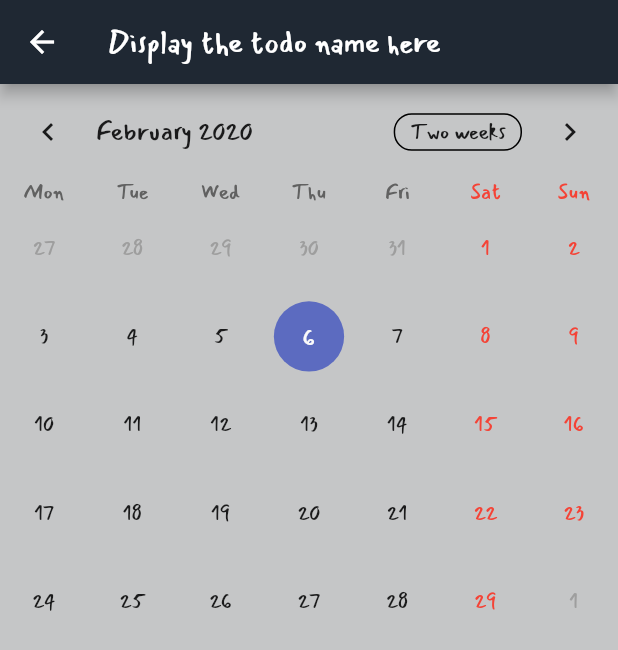
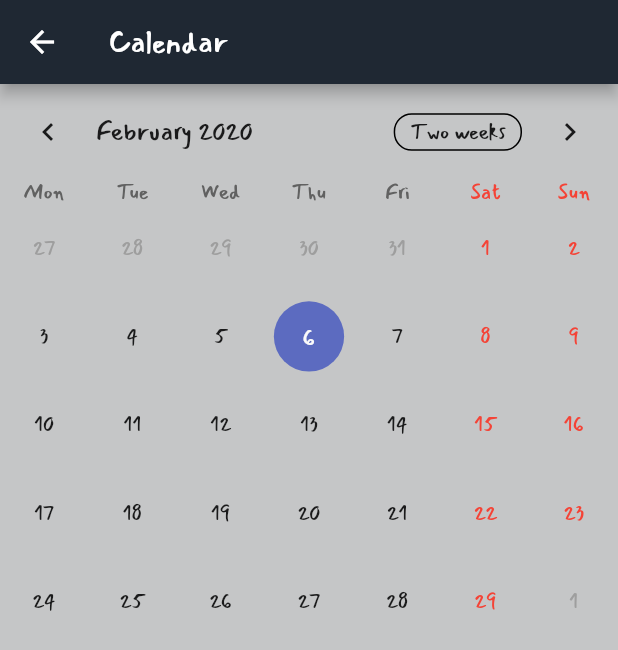
Before and after one commit to Yeetmaster6969/Yeet, a Flutter app: the SecondPage screen opened by its route, on a phone screen of 412 x 824 dp. Shown: the top 650 px of the screen. Run offline on Flutter 3.47's test engine with Material 2 defaults, Android fonts, the phone set to English and light mode, and no system bars; drawn by our look-alikes of table_calendar.

```diff
--- a/lib/src/calendar.dart
+++ b/lib/src/calendar.dart
@@ -1,12 +1,6 @@
-import 'dart:async';
 import 'package:flutter/material.dart';
 import 'package:material_test/src/app.dart';
 import 'package:table_calendar/table_calendar.dart';
-import 'package:firebase/firebase.dart';
-import 'package:firebase_auth/firebase_auth.dart';
-import 'package:shared_preferences/shared_preferences.dart';
-import 'package:firebase_database/firebase_database.dart';
-import 'package:firebase_core/firebase_core.dart';
 
 
 class SecondPage extends StatefulWidget{
@@ -21,21 +15,17 @@ class SecondPageState extends State <SecondPage> {
 
 CalendarController _controller;
 
-//NEW STUFF
-String todoName = "Display the todo name here";
+void initState(){
 
-@override
-void initState() {
-FirebaseTodos.getTodo("info1").then(updateTodo);
 super.initState();
 _controller = CalendarController();
 
   }
-  @override
+
    Widget build(context){
      return new Scaffold (
        backgroundColor: bgColor,
-       appBar: new AppBar(title: new Text("$todoName"),
+       appBar: new AppBar(title: new Text('Calendar'),
        backgroundColor: barColor,
        ),
      body: new Container(
@@ -59,85 +49,5 @@ _controller = CalendarController();
 
      ),
      );
-  }
-
-    updateTodo(Todo value) {
-    var name = value.name;
-    setState(() {
-      todoName = name;
-    });
-  }
-
+   }
 }
-
-//NEW STUFF
-class Todo {
-  final String key;
-  String name;
-
-  Todo.fromJson(this.key, Map data) {
-    name = data[ "name"];
-    if(name == null) {
-      name = "";
-    }
-  }
-}
-
-class FirebaseTodos {
-  static Future<StreamSubscription<Event>> getTodoStream(String todoKey,
-      void onData(Todo todo)) async {
-    String accountKey = await Preferences.getAccountKey();
-
-    StreamSubscription<Event> subscription = FirebaseDatabase.instance
-        .reference()
-        .child("users")
-        .child(accountKey)
-        .child("userinfo")
-        .child(todoKey)
-        .onValue
-        .listen((Event event) {
-      var todo = new Todo.fromJson(event.snapshot.key, event.snapshot.value);
-      onData(todo);
-    });
-      return subscription;
-  }
-
-    static Future<Todo> getTodo(String todoKey) async {
-      Completer<Todo> completer = new Completer<Todo>();
-
-      String accountKey = await Preferences.getAccountKey();
-
-      FirebaseDatabase.instance
-          .reference()
-          .child("users")
-          .child(accountKey)
-          .child("userinfo")
-          .child(todoKey)
-          .once()
-          .then((DataSnapshot snapshot) {
-        var todo = new Todo.fromJson(snapshot.key, snapshot.value);
-        completer.complete(todo);
-      });
-      return completer.future;
-    }
-}
-
-class Preferences {
-  static const String ACCOUNT_KEY = "accountKey";
-
-  static Future<bool> setAccountKey(String accountKey) async {
-    SharedPreferences prefs = await SharedPreferences.getInstance();
-    prefs.setString(ACCOUNT_KEY, accountKey);
-    return prefs.commit();
-  }
-
-  static Future<String> getAccountKey() async {
-    SharedPreferences prefs = await SharedPreferences.getInstance();
-    String accountKey = prefs.getString(ACCOUNT_KEY);
-
-    if(accountKey == null){
-      accountKey = "0";
-    }
-    return accountKey;
-  }
-}
```
Also changed, not shown: pubspec.yaml (+2 -7 lines), pubspec.lock.
